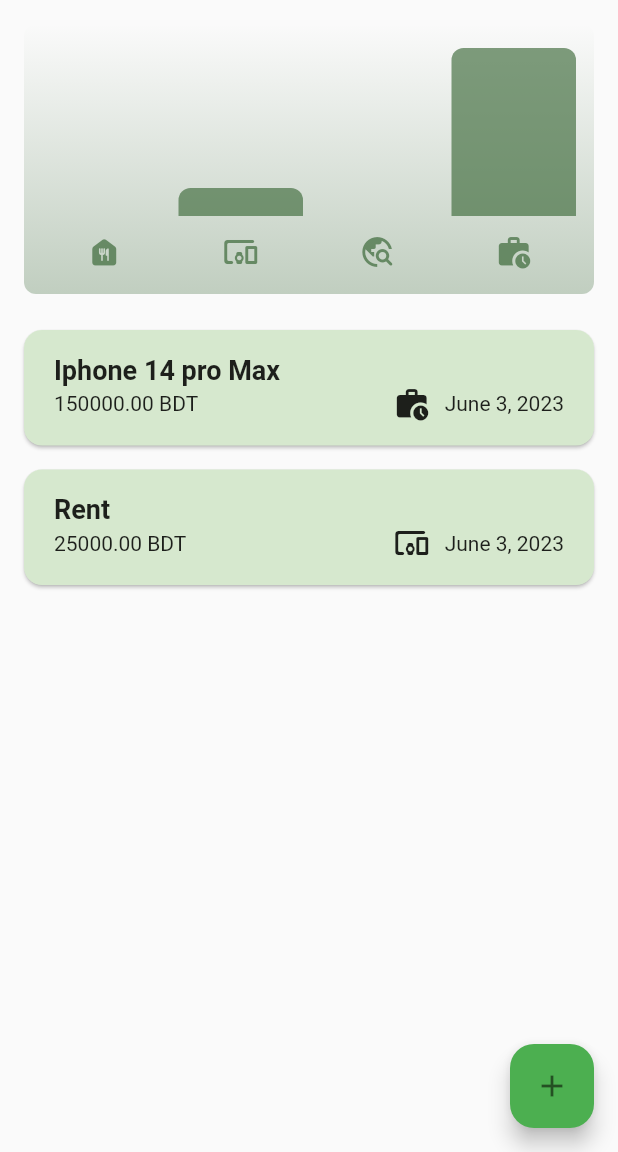
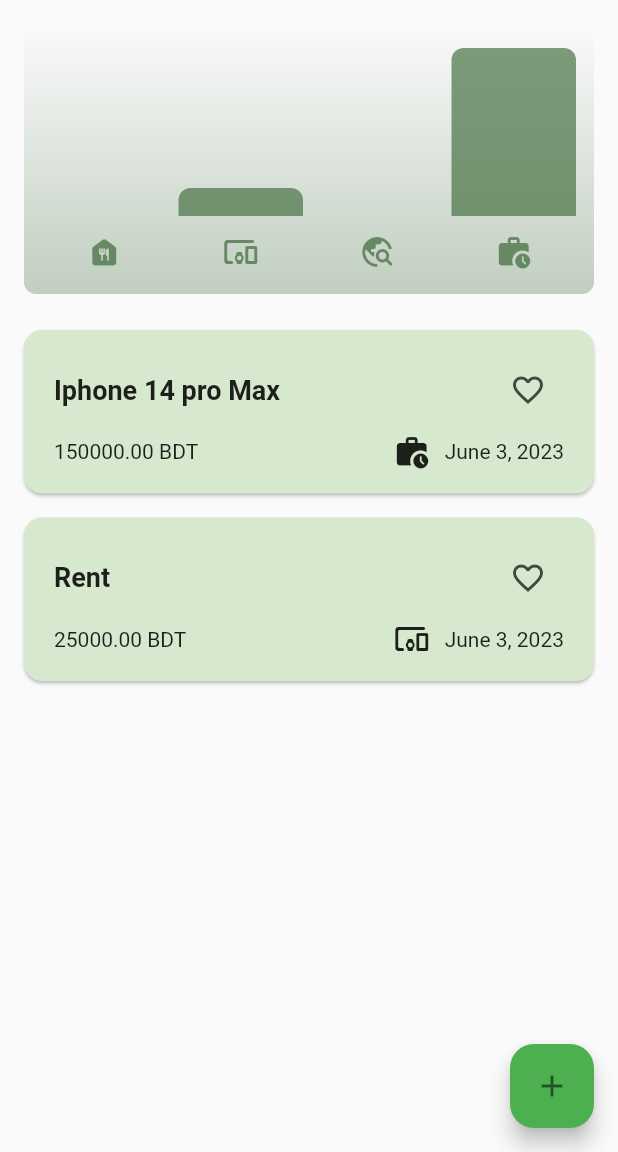
Before and after one commit to Saif64/expenses_tracker, a Flutter app: the screen it shows after launch, on a phone screen of 412 x 824 dp, the part 84-1236 px from its top. Run offline on Flutter 3.47's test engine with Material 2 defaults, Android fonts, the phone set to English and light mode, and no system bars.

Commit message:
added favourite icon toggle

```diff
--- a/lib/components/expenses_card.dart
+++ b/lib/components/expenses_card.dart
@@ -1,10 +1,23 @@
 import 'package:flutter/material.dart';
 import 'package:personal_expenses/model/expenses_model.dart';
 
-class ExpenseCard extends StatelessWidget {
+class ExpenseCard extends StatefulWidget {
   const ExpenseCard(this.expense, {super.key});
 
   final Expense expense;
+
+  @override
+  State<ExpenseCard> createState() => _ExpenseCardState();
+}
+
+class _ExpenseCardState extends State<ExpenseCard> {
+  bool isPressedIcon = false;
+
+  void addToFav() {
+    setState(() {
+      isPressedIcon = !isPressedIcon;
+    });
+  }
 
   @override
   Widget build(BuildContext context) {
@@ -18,23 +31,36 @@ class ExpenseCard extends StatelessWidget {
           mainAxisAlignment: MainAxisAlignment.center,
           crossAxisAlignment: CrossAxisAlignment.start,
           children: [
-            Text(
-              expense.name,
-              style: const TextStyle(
-                fontWeight: FontWeight.bold,
-                fontSize: 18,
-              ),
+            Row(
+              mainAxisAlignment: MainAxisAlignment.spaceBetween,
+              children: [
+                Text(
+                  widget.expense.name,
+                  style: const TextStyle(
+                    fontWeight: FontWeight.bold,
+                    fontSize: 18,
+                  ),
+                ),
+                IconButton(
+                    onPressed: addToFav,
+                    icon: isPressedIcon == true
+                        ? const Icon(Icons.favorite)
+                        : const Icon(Icons.favorite_border))
+              ],
+            ),
+            const SizedBox(
+              height: 5,
             ),
             Row(
               children: [
-                Text('${expense.amount.toStringAsFixed(2)} BDT'),
+                Text('${widget.expense.amount.toStringAsFixed(2)} BDT'),
                 const Spacer(),
                 Row(
                   children: [
-                    Icon(iconBasedOnCategory[expense.category]),
+                    Icon(iconBasedOnCategory[widget.expense.category]),
                     const SizedBox(width: 10),
                     Text(
-                      expense.formattedTime,
+                      widget.expense.formattedTime,
                     ),
                   ],
                 )
```
